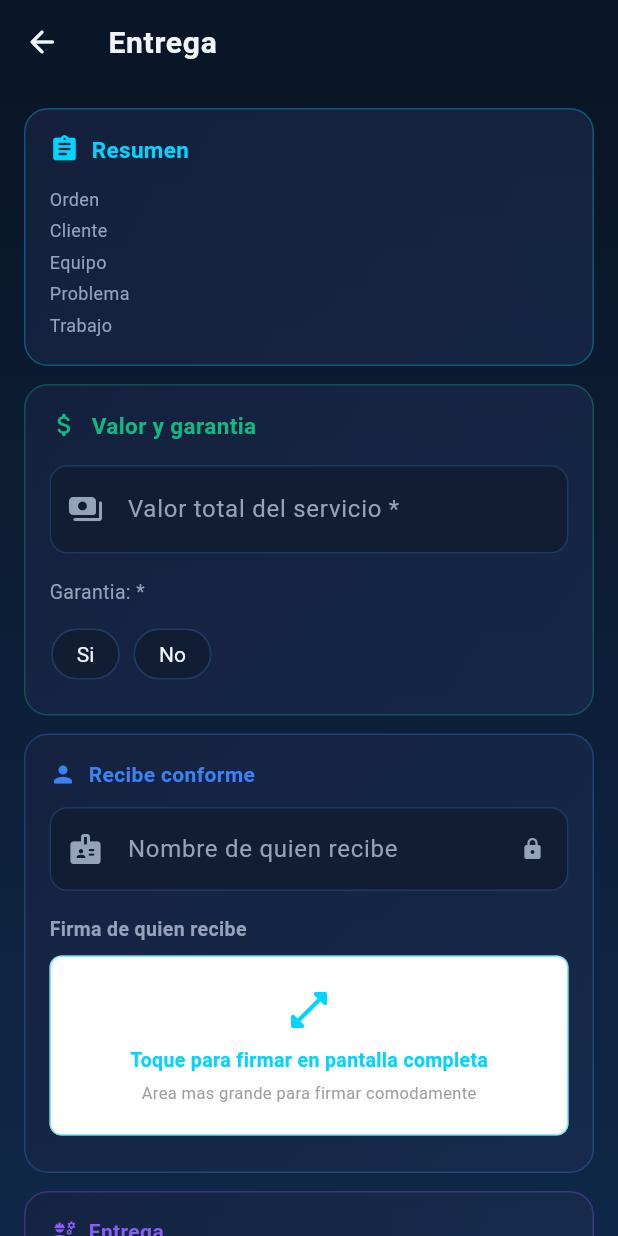
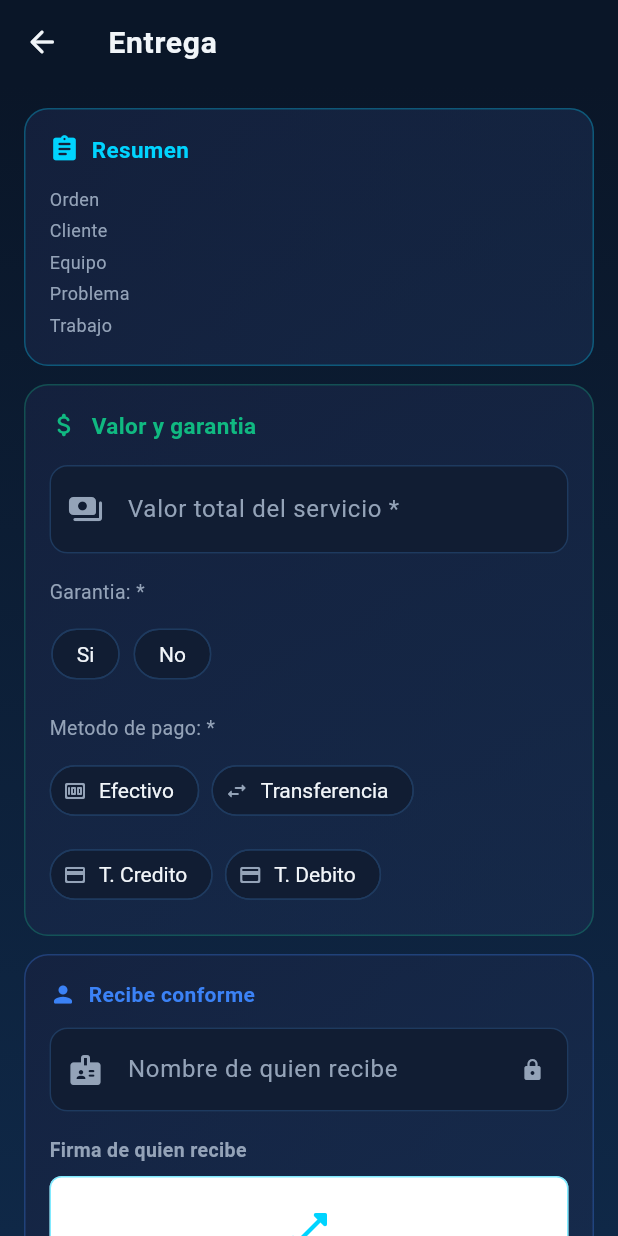
Before and after one commit to juank159/soporte, a Flutter app: the DeliveryScreen screen opened directly with empty values, on a phone screen of 412 x 824 dp. Run offline on Flutter 3.47's test engine with Material 3 defaults, Android fonts, the phone set to English and light mode, and no system bars; our stand-ins replace connectivity_plus, dio, drift, drift_flutter, equatable, flutter_bloc and 6 more; missing offline and left inert: mobile_scanner; accounts and stored records are empty; generated files the repository leaves out were written again; network calls fail.

Commit message:
Método de pago en entrega + acta optimizada para 1 hoja
Método de pago:
- 4 opciones: Efectivo, Transferencia, T. Crédito, T. Débito
- Selección con ChoiceChips con iconos
- Obligatorio para completar la entrega
- Se muestra en el acta PDF junto al valor total
- Se incluye en la nota de entrega del historial

Acta PDF optimizada:
- Header compacto: logo + nombre en una fila
- Título más pequeño (12pt)
- Intro más corta
- "VALOR TOTAL" + "METODO DE PAGO" en recuadro de costos
- Todo cabe en 1 hoja para un solo equipo

Co-Authored-By: Claude Opus 4.6 (1M context) <noreply@anthropic.com>

```diff
--- a/lib/screens/orders/delivery_screen.dart
+++ b/lib/screens/orders/delivery_screen.dart
@@ -42,6 +42,7 @@ class _DeliveryScreenState extends State<DeliveryScreen> {
   final _clientNameCtrl = TextEditingController();
   final _totalCtrl = TextEditingController();
   final _warrantyMonthsCtrl = TextEditingController();
+  String? _paymentMethod; // efectivo, transferencia, tarjeta_credito, tarjeta_debito
 
   bool? _hasWarranty; // null = not selected yet
 
@@ -127,7 +128,8 @@ class _DeliveryScreenState extends State<DeliveryScreen> {
       _assignedTechnician != null &&
       _totalCtrl.text.isNotEmpty &&
       _hasWarranty != null &&
-      (_hasWarranty == false || _warrantyMonthsCtrl.text.isNotEmpty);
+      (_hasWarranty == false || _warrantyMonthsCtrl.text.isNotEmpty) &&
+      _paymentMethod != null;
 
   Future<void> _generateAndDeliver() async {
     if (!_canGenerate) return;
@@ -153,7 +155,8 @@ class _DeliveryScreenState extends State<DeliveryScreen> {
 
       // Change ONLY ready equipment to delivered with individual warranty + cost
       final readyEquipments = widget.order.equipments.where((eq) => eq.status == 'ready').toList();
-      final deliveryNote = 'Entregado por \$${_totalCtrl.text.trim()} - Garantia: ${_hasWarranty == true ? '$warrantyMonths meses' : 'Instantanea'}';
+      final paymentLabel = _paymentMethodLabel(_paymentMethod!);
+      final deliveryNote = 'Entregado por \$${_totalCtrl.text.trim()} - $paymentLabel - Garantia: ${_hasWarranty == true ? '$warrantyMonths meses' : 'Instantanea'}';
 
       if (widget.order.equipments.isNotEmpty) {
         // Divide cost equally if multiple equipment, or full cost if one
@@ -295,6 +298,7 @@ class _DeliveryScreenState extends State<DeliveryScreen> {
         clientName: clientName,
         technicianSignaturePng: _technicianSignature!,
         technicianName: techName,
+        paymentMethod: _paymentMethodLabel(_paymentMethod!),
       );
 
       setState(() {
@@ -309,6 +313,16 @@ class _DeliveryScreenState extends State<DeliveryScreen> {
           backgroundColor: AppTheme.accentRed,
         ));
       }
+    }
+  }
+
+  String _paymentMethodLabel(String method) {
+    switch (method) {
+      case 'efectivo': return 'Efectivo';
+      case 'transferencia': return 'Transferencia';
+      case 'tarjeta_credito': return 'Tarjeta de Credito';
+      case 'tarjeta_debito': return 'Tarjeta de Debito';
+      default: return method;
     }
   }
 
@@ -444,6 +458,44 @@ class _DeliveryScreenState extends State<DeliveryScreen> {
                         ),
                       ),
                     ],
+                  ],
+                ),
+                const SizedBox(height: 16),
+                Text('Metodo de pago: *',
+                    style: TextStyle(color: AppTheme.textSecondary, fontSize: 13)),
+                const SizedBox(height: 8),
+                Wrap(
+                  spacing: 8,
+                  runSpacing: 8,
+                  children: [
+                    ChoiceChip(
+                      avatar: Icon(Icons.money_rounded, size: 16,
+                          color: _paymentMethod == 'efectivo' ? AppTheme.accentGreen : AppTheme.textSecondary),
+                      label: Text('Efectivo'),
+                      selected: _paymentMethod == 'efectivo',
+                      onSelected: (_) => setState(() => _paymentMethod = 'efectivo'),
+                    ),
+                    ChoiceChip(
+                      avatar: Icon(Icons.swap_horiz_rounded, size: 16,
+                          color: _paymentMethod == 'transferencia' ? AppTheme.accentBlue : AppTheme.textSecondary),
+                      label: Text('Transferencia'),
+                      selected: _paymentMethod == 'transferencia',
+                      onSelected: (_) => setState(() => _paymentMethod = 'transferencia'),
+                    ),
+                    ChoiceChip(
+                      avatar: Icon(Icons.credit_card_rounded, size: 16,
+                          color: _paymentMethod == 'tarjeta_credito' ? AppTheme.accentPurple : AppTheme.textSecondary),
+                      label: Text('T. Credito'),
+                      selected: _paymentMethod == 'tarjeta_credito',
+                      onSelected: (_) => setState(() => _paymentMethod = 'tarjeta_credito'),
+                    ),
+                    ChoiceChip(
+                      avatar: Icon(Icons.credit_card_rounded, size: 16,
+                          color: _paymentMethod == 'tarjeta_debito' ? AppTheme.accentCyan : AppTheme.textSecondary),
+                      label: Text('T. Debito'),
+                      selected: _paymentMethod == 'tarjeta_debito',
+                      onSelected: (_) => setState(() => _paymentMethod = 'tarjeta_debito'),
+                    ),
                   ],
                 ),
               ],
@@ -719,6 +771,8 @@ class _DeliveryScreenState extends State<DeliveryScreen> {
                     ? 'Ingrese el valor total del servicio'
                     : _hasWarranty == null
                         ? 'Seleccione si tiene garantia (Si/No)'
+                        : _paymentMethod == null
+                            ? 'Seleccione el metodo de pago'
                             : _assignedTechnician == null
                                 ? 'Seleccione el tecnico'
                                 : _clientSignature == null ||
```
Also changed, not shown: lib/services/pdf_generator_service.dart (+38 -24 lines). Lines whose indentation alone changed are shown as unchanged.
